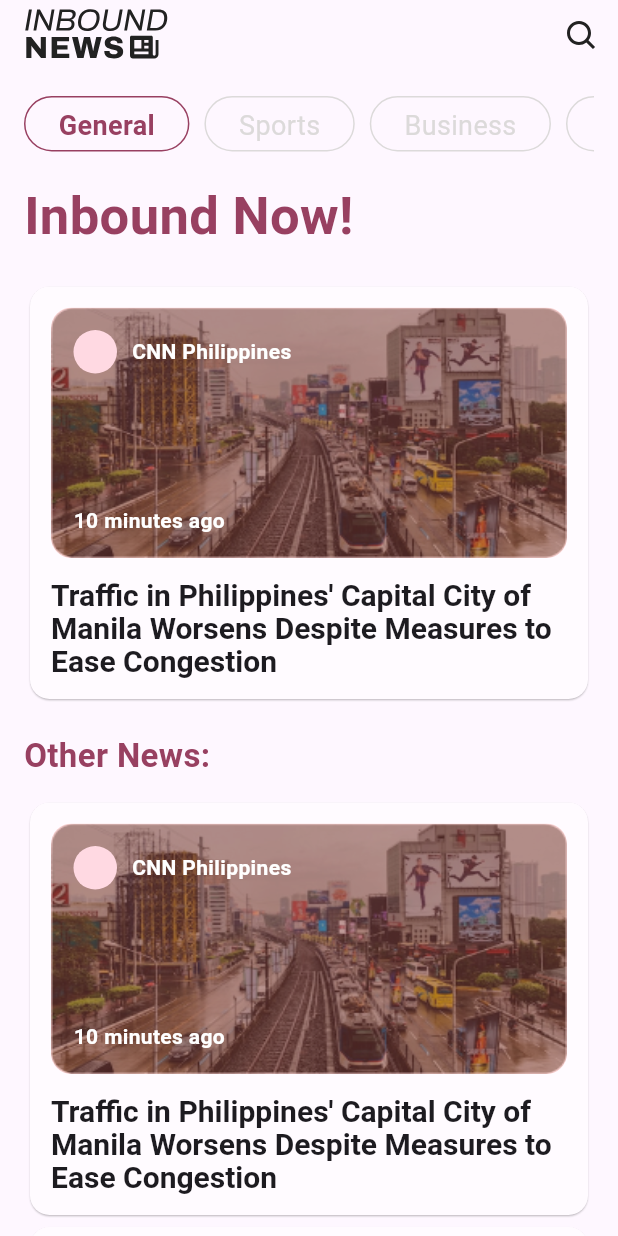
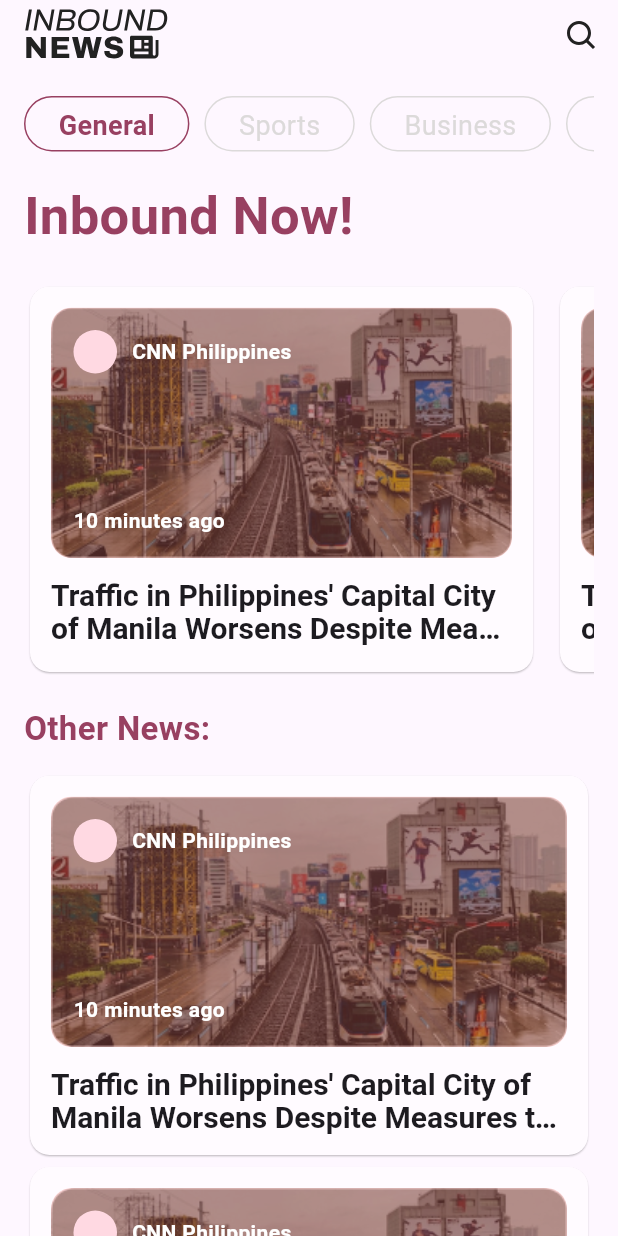
Before and after one commit to iamEtornam/News-Assistant, a Flutter app: the screen it shows after launch, on a phone screen of 412 x 824 dp. Run offline on Flutter 3.47's test engine with Material 3 defaults, Android fonts, the light colour scheme and no system bars; our stand-ins replace bot_toast, flutter_svg, go_router.

Commit message:
finish up home ui

```diff
--- a/lib/views/home_view.dart
+++ b/lib/views/home_view.dart
@@ -62,8 +62,18 @@ class _HomeViewState extends State<HomeView> {
                 color: Theme.of(context).colorScheme.primary),
           ),
           const SizedBox(height: 18),
-          NewsCard(
-            onTap: () {},
+          SizedBox(
+            height: 265,
+            child: ListView.separated(
+              scrollDirection: Axis.horizontal,
+              itemBuilder: (context,index){
+              return SizedBox(
+                width: MediaQuery.sizeOf(context).width/1.2,
+                child: NewsCard(
+                            onTap: () {},
+                          ),
+              );
+            }, separatorBuilder: (__,_)=> const SizedBox(width: 10,), itemCount: 10),
           ),
           const SizedBox(
             height: 18,
@@ -186,6 +196,8 @@ class NewsCard extends StatelessWidget {
               const SizedBox(height: 14),
               Text(
                 'Traffic in Philippines\' Capital City of Manila Worsens Despite Measures to Ease Congestion',
+                maxLines: 2,
+                overflow: TextOverflow.ellipsis,
                 style: Theme.of(context).textTheme.bodyLarge!.copyWith(
                     fontWeight: FontWeight.bold,
                     fontSize: 20,
```
